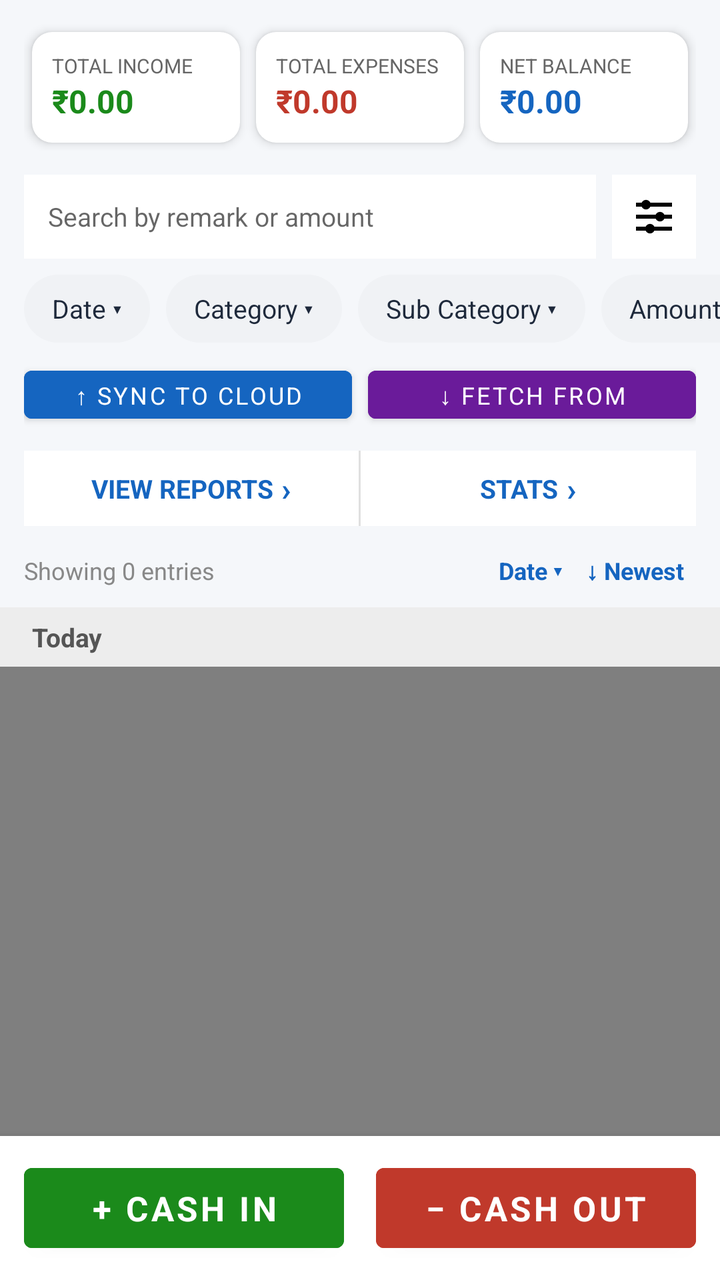
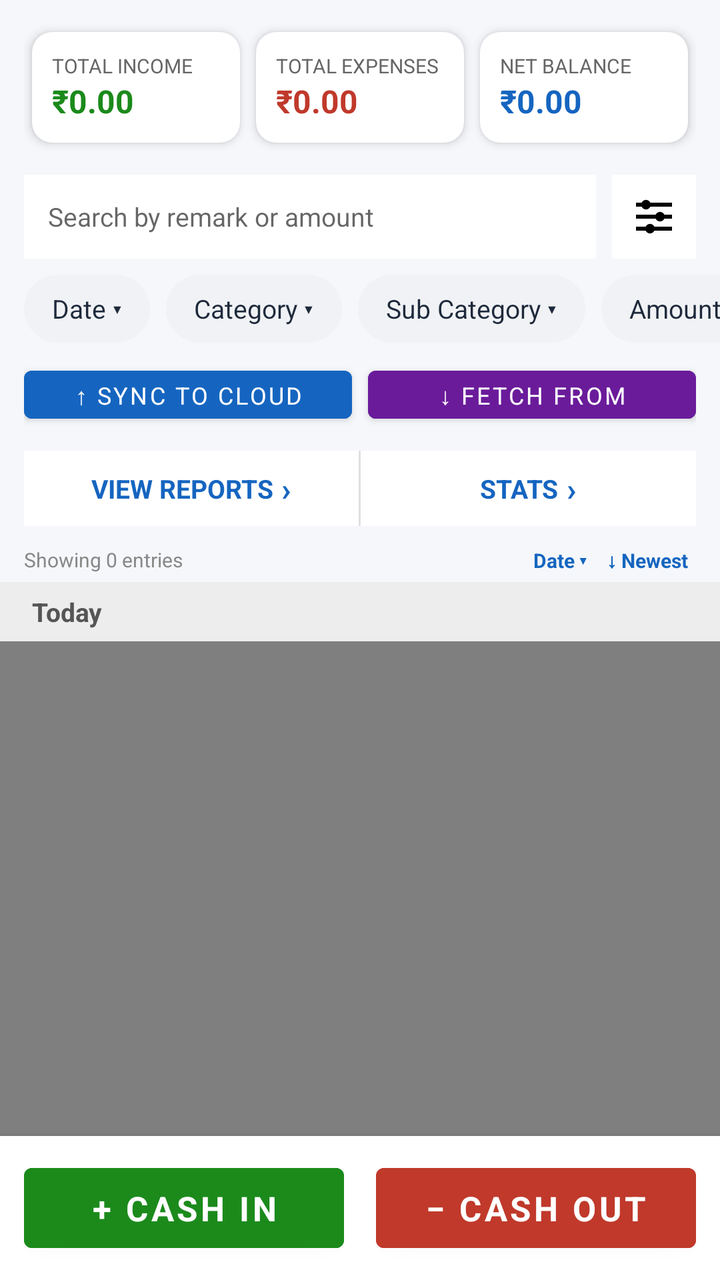

Two renders of the same Android screen: before a commit and after it. Below are the layout's source before the change and the commit's diff.
<!-- AndroidManifest.xml: application theme Theme.ExpenseOS -->
<!-- res/layout/fragment_home.xml -->
<?xml version="1.0" encoding="utf-8"?>
<androidx.coordinatorlayout.widget.CoordinatorLayout xmlns:android="http://schemas.android.com/apk/res/android"
    xmlns:app="http://schemas.android.com/apk/res-auto"
    android:layout_width="match_parent"
    android:layout_height="match_parent"
    android:background="#F5F7FA">

    <com.google.android.material.appbar.AppBarLayout
        android:id="@+id/appBarLayout"
        android:layout_width="match_parent"
        android:layout_height="wrap_content"
        android:background="@android:color/transparent"
        app:elevation="0dp">

        
        <LinearLayout
            android:layout_width="match_parent"
            android:layout_height="wrap_content"
            android:orientation="vertical"
            app:layout_scrollFlags="scroll|enterAlways">

            
            <LinearLayout
                android:layout_width="match_parent"
                android:layout_height="wrap_content"
                android:orientation="horizontal"
                android:padding="12dp"
                android:gravity="center">

                <androidx.cardview.widget.CardView
                    android:layout_width="0dp"
                    android:layout_height="wrap_content"
                    android:layout_weight="1"
                    android:layout_margin="4dp"
                    app:cardCornerRadius="10dp"
                    app:cardElevation="3dp">

                    <LinearLayout
                        android:layout_width="match_parent"
                        android:layout_height="wrap_content"
                        android:orientation="vertical"
                        android:padding="10dp">

                        <TextView
                            android:layout_width="wrap_content"
                            android:layout_height="wrap_content"
                            android:text="TOTAL INCOME"
                            android:textSize="10sp"
                            android:textColor="#666" />

                        <TextView
                            android:id="@+id/tv_total_income"
                            android:layout_width="wrap_content"
                            android:layout_height="wrap_content"
                            android:text="₹0.00"
                            android:textColor="#1B8A1B"
                            android:textSize="16sp"
                            android:textStyle="bold" />
                    </LinearLayout>
                </androidx.cardview.widget.CardView>

                <androidx.cardview.widget.CardView
                    android:layout_width="0dp"
                    android:layout_height="wrap_content"
                    android:layout_weight="1"
                    android:layout_margin="4dp"
                    app:cardCornerRadius="10dp"
                    app:cardElevation="3dp">

                    <LinearLayout
                        android:layout_width="match_parent"
                        android:layout_height="wrap_content"
                        android:orientation="vertical"
                        android:padding="10dp">

                        <TextView
                            android:layout_width="wrap_content"
                            android:layout_height="wrap_content"
                            android:text="TOTAL EXPENSES"
                            android:textSize="10sp"
                            android:textColor="#666" />

                        <TextView
                            android:id="@+id/tv_total_expense"
                            android:layout_width="wrap_content"
                            android:layout_height="wrap_content"
                            android:text="₹0.00"
                            android:textColor="#C0392B"
                            android:textSize="16sp"
                            android:textStyle="bold" />
                    </LinearLayout>
                </androidx.cardview.widget.CardView>

                <androidx.cardview.widget.CardView
                    android:layout_width="0dp"
                    android:layout_height="wrap_content"
                    android:layout_weight="1"
                    android:layout_margin="4dp"
                    app:cardCornerRadius="10dp"
                    app:cardElevation="3dp">

                    <LinearLayout
                        android:layout_width="match_parent"
                        android:layout_height="wrap_content"
                        android:orientation="vertical"
                        android:padding="10dp">

                        <TextView
                            android:layout_width="wrap_content"
                            android:layout_height="wrap_content"
                            android:text="NET BALANCE"
                            android:textSize="10sp"
                            android:textColor="#666" />

                        <TextView
                            android:id="@+id/tv_net_balance"
                            android:layout_width="wrap_content"
                            android:layout_height="wrap_content"
                            android:text="₹0.00"
                            android:textColor="#1565C0"
                            android:textSize="16sp"
                            android:textStyle="bold" />
                    </LinearLayout>
                </androidx.cardview.widget.CardView>
            </LinearLayout>

            
            <LinearLayout
                android:layout_width="match_parent"
                android:layout_height="wrap_content"
                android:layout_marginHorizontal="12dp"
                android:layout_marginBottom="8dp"
                android:gravity="center_vertical"
                android:orientation="horizontal">

                <EditText
                    android:id="@+id/etTxnSearch"
                    android:layout_width="0dp"
                    android:layout_height="42dp"
                    android:layout_weight="1"
                    android:background="@android:color/white"
                    android:hint="Search by remark or amount"
                    android:imeOptions="actionSearch"
                    android:inputType="text"
                    android:paddingHorizontal="12dp"
                    android:singleLine="true"
                    android:textSize="13sp" />

                <ImageButton
                    android:id="@+id/btnTxnFilter"
                    android:layout_width="42dp"
                    android:layout_height="42dp"
                    android:layout_marginStart="8dp"
                    android:background="@android:color/white"
                    android:contentDescription="Filter"
                    android:padding="9dp"
                    android:src="@drawable/ic_filter" />
            </LinearLayout>

            
            <HorizontalScrollView
                android:layout_width="match_parent"
                android:layout_height="wrap_content"
                android:layout_marginBottom="8dp"
                android:scrollbars="none">

                <LinearLayout
                    android:layout_width="wrap_content"
                    android:layout_height="wrap_content"
                    android:orientation="horizontal"
                    android:paddingStart="12dp"
                    android:paddingEnd="12dp">

                    <TextView
                        android:id="@+id/chipDate"
                        android:layout_width="wrap_content"
                        android:layout_height="wrap_content"
                        android:layout_marginEnd="8dp"
                        android:background="@drawable/bg_filter_chip"
                        android:paddingHorizontal="14dp"
                        android:paddingVertical="8dp"
                        android:text="Date ▾"
                        android:textColor="@color/text"
                        android:textSize="13sp" />

                    <TextView
                        android:id="@+id/chipCategory"
                        android:layout_width="wrap_content"
                        android:layout_height="wrap_content"
                        android:layout_marginEnd="8dp"
                        android:background="@drawable/bg_filter_chip"
                        android:paddingHorizontal="14dp"
                        android:paddingVertical="8dp"
                        android:text="Category ▾"
                        android:textColor="@color/text"
                        android:textSize="13sp" />

                    <TextView
                        android:id="@+id/chipSubCategory"
                        android:layout_width="wrap_content"
                        android:layout_height="wrap_content"
                        android:layout_marginEnd="8dp"
                        android:background="@drawable/bg_filter_chip"
                        android:paddingHorizontal="14dp"
                        android:paddingVertical="8dp"
                        android:text="Sub Category ▾"
                        android:textColor="@color/text"
                        android:textSize="13sp" />

                    <TextView
                        android:id="@+id/chipAmount"
                        android:layout_width="wrap_content"
                        android:layout_height="wrap_content"
                        android:layout_marginEnd="8dp"
                        android:background="@drawable/bg_filter_chip"
                        android:paddingHorizontal="14dp"
                        android:paddingVertical="8dp"
                        android:text="Amount ▾"
                        android:textColor="@color/text"
                        android:textSize="13sp" />

                    <TextView
                        android:id="@+id/chipPaymentType"
                        android:layout_width="wrap_content"
                        android:layout_height="wrap_content"
                        android:background="@drawable/bg_filter_chip"
                        android:paddingHorizontal="12dp"
                        android:paddingVertical="6dp"
                        android:text="Payment Type ▾"
                        android:textColor="@color/text"
                        android:textSize="12sp" />
                </LinearLayout>
            </HorizontalScrollView>

            
            <LinearLayout
                android:layout_width="match_parent"
                android:layout_height="wrap_content"
                android:orientation="horizontal"
                android:paddingHorizontal="12dp"
                android:paddingBottom="10dp">

                <Button
                    android:id="@+id/btn_sync_cloud"
                    android:layout_width="0dp"
                    android:layout_height="36dp"
                    android:layout_weight="1"
                    android:layout_marginEnd="4dp"
                    android:text="↑ Sync to Cloud"
                    android:backgroundTint="#1565C0"
                    android:textColor="@android:color/white"
                    android:textSize="12sp" />

                <Button
                    android:id="@+id/btn_fetch_cloud"
                    android:layout_width="0dp"
                    android:layout_height="36dp"
                    android:layout_weight="1"
                    android:layout_marginStart="4dp"
                    android:text="↓ Fetch from Cloud"
                    android:backgroundTint="#6A1B9A"
                    android:textColor="@android:color/white"
                    android:textSize="12sp" />
            </LinearLayout>

            
            <LinearLayout
                android:layout_width="match_parent"
                android:layout_height="wrap_content"
                android:layout_marginHorizontal="12dp"
                android:layout_marginBottom="8dp"
                android:background="@android:color/white"
                android:orientation="horizontal">

                <LinearLayout
                    android:id="@+id/rowViewReports"
                    android:layout_width="0dp"
                    android:layout_height="wrap_content"
                    android:layout_weight="1"
                    android:clickable="true"
                    android:focusable="true"
                    android:gravity="center"
                    android:orientation="horizontal"
                    android:paddingHorizontal="12dp"
                    android:paddingVertical="8dp">

                    <TextView
                        android:layout_width="wrap_content"
                        android:layout_height="wrap_content"
                        android:text="VIEW REPORTS"
                        android:textColor="#1565C0"
                        android:textSize="13sp"
                        android:textStyle="bold" />

                    <TextView
                        android:layout_width="wrap_content"
                        android:layout_height="wrap_content"
                        android:layout_marginStart="4dp"
                        android:text="›"
                        android:textColor="#1565C0"
                        android:textSize="16sp"
                        android:textStyle="bold" />
                </LinearLayout>

                <View
                    android:layout_width="1dp"
                    android:layout_height="match_parent"
                    android:background="#E0E0E0" />

                <LinearLayout
                    android:id="@+id/rowStats"
                    android:layout_width="0dp"
                    android:layout_height="match_parent"
                    android:layout_weight="1"
                    android:clickable="true"
                    android:focusable="true"
                    android:gravity="center"
                    android:orientation="horizontal"
                    android:paddingHorizontal="12dp"
                    android:paddingVertical="8dp">

                    <TextView
                        android:layout_width="wrap_content"
                        android:layout_height="wrap_content"
                        android:text="STATS"
                        android:textColor="#1565C0"
                        android:textSize="13sp"
                        android:textStyle="bold" />

                    <TextView
                        android:layout_width="wrap_content"
                        android:layout_height="wrap_content"
                        android:layout_marginStart="4dp"
                        android:text="›"
                        android:textColor="#1565C0"
                        android:textSize="16sp"
                        android:textStyle="bold" />
                </LinearLayout>
            </LinearLayout>

            
            <LinearLayout
                android:layout_width="match_parent"
                android:layout_height="wrap_content"
                android:layout_marginHorizontal="12dp"
                android:layout_marginBottom="4dp"
                android:gravity="center_vertical"
                android:orientation="horizontal"
                android:paddingVertical="2dp">

                <TextView
                    android:id="@+id/tvEntryCount"
                    android:layout_width="0dp"
                    android:layout_height="wrap_content"
                    android:layout_weight="1"
                    android:text="Showing 0 entries"
                    android:textColor="#888"
                    android:textSize="12sp" />

                <TextView
                    android:id="@+id/btnSortField"
                    android:layout_width="wrap_content"
                    android:layout_height="wrap_content"
                    android:background="?attr/selectableItemBackground"
                    android:clickable="true"
                    android:focusable="true"
                    android:paddingHorizontal="6dp"
                    android:paddingVertical="4dp"
                    android:text="Date ▾"
                    android:textColor="#1565C0"
                    android:textSize="12sp"
                    android:textStyle="bold" />

                <TextView
                    android:id="@+id/btnSortToggle"
                    android:layout_width="wrap_content"
                    android:layout_height="wrap_content"
                    android:background="?attr/selectableItemBackground"
                    android:clickable="true"
                    android:focusable="true"
                    android:paddingHorizontal="6dp"
                    android:paddingVertical="4dp"
                    android:text="↓ Newest"
                    android:textColor="#1565C0"
                    android:textSize="12sp"
                    android:textStyle="bold" />
            </LinearLayout>

        </LinearLayout>

        
        <TextView
            android:id="@+id/tvStickyDateHeader"
            android:layout_width="match_parent"
            android:layout_height="wrap_content"
            android:background="#EDEDED"
            android:paddingHorizontal="16dp"
            android:paddingVertical="6dp"
            android:textColor="#555555"
            android:textSize="13sp"
            android:textStyle="bold"
            android:text="Today" />

    </com.google.android.material.appbar.AppBarLayout>

    
    <androidx.swiperefreshlayout.widget.SwipeRefreshLayout
        android:id="@+id/swipe_refresh"
        android:layout_width="match_parent"
        android:layout_height="match_parent"
        android:layout_marginBottom="72dp"
        app:layout_behavior="@string/appbar_scrolling_view_behavior">

        <androidx.recyclerview.widget.RecyclerView
            android:id="@+id/rv_transactions"
            android:layout_width="match_parent"
            android:layout_height="match_parent"
            android:clipToPadding="false"
            android:paddingHorizontal="8dp"
            android:paddingBottom="8dp" />
    </androidx.swiperefreshlayout.widget.SwipeRefreshLayout>

    
    <LinearLayout
        android:layout_width="match_parent"
        android:layout_height="72dp"
        android:layout_gravity="bottom"
        android:orientation="horizontal"
        android:background="@android:color/white"
        android:elevation="8dp"
        android:paddingHorizontal="12dp"
        android:paddingVertical="10dp">

        <Button
            android:id="@+id/btn_add_income"
            android:layout_width="0dp"
            android:layout_height="match_parent"
            android:layout_weight="1"
            android:layout_marginEnd="8dp"
            android:text="+ CASH IN"
            android:backgroundTint="#1B8A1B"
            android:textColor="@android:color/white"
            android:textSize="17sp"
            android:textStyle="bold" />

        <Button
            android:id="@+id/btn_add_expense"
            android:layout_width="0dp"
            android:layout_height="match_parent"
            android:layout_weight="1"
            android:layout_marginStart="8dp"
            android:text="− CASH OUT"
            android:backgroundTint="#C0392B"
            android:textColor="@android:color/white"
            android:textSize="17sp"
            android:textStyle="bold" />
    </LinearLayout>

</androidx.coordinatorlayout.widget.CoordinatorLayout>
<!-- resources referenced by this layout -->
<resources>
  <color name="text">#1E293B</color>
  <!-- drawable bg_filter_chip (drawable) -->
  <?xml version="1.0" encoding="utf-8"?>
  <shape xmlns:android="http://schemas.android.com/apk/res/android"
      android:shape="rectangle">
      <solid android:color="#F0F2F5" />
      <corners android:radius="20dp" />
  </shape>
  <!-- drawable ic_filter (drawable) -->
  <?xml version="1.0" encoding="utf-8"?>
  <vector xmlns:android="http://schemas.android.com/apk/res/android"
      android:width="24dp" android:height="24dp"
      android:viewportWidth="24" android:viewportHeight="24">
  
      
      <path android:strokeColor="#000000" android:strokeWidth="2" android:pathData="M3,6 L21,6" />
      <path android:fillColor="#000000" android:pathData="M8,6m-2.4,0a2.4,2.4 0,1 1,4.8 0a2.4,2.4 0,1 1,-4.8 0" />
  
      
      <path android:strokeColor="#000000" android:strokeWidth="2" android:pathData="M3,12 L21,12" />
      <path android:fillColor="#000000" android:pathData="M15,12m-2.4,0a2.4,2.4 0,1 1,4.8 0a2.4,2.4 0,1 1,-4.8 0" />
  
      
      <path android:strokeColor="#000000" android:strokeWidth="2" android:pathData="M3,18 L21,18" />
      <path android:fillColor="#000000" android:pathData="M10,18m-2.4,0a2.4,2.4 0,1 1,4.8 0a2.4,2.4 0,1 1,-4.8 0" />
  </vector>
  <style name="Theme.ExpenseOS" parent="Theme.MaterialComponents.Light.NoActionBar">
          <item name="colorPrimary">@color/primary</item>
          <item name="colorPrimaryDark">@color/primary_dark</item>
          <item name="colorAccent">@color/primary</item>
          <item name="android:windowBackground">@color/bg</item>
          <item name="android:fontFamily">sans-serif</item>
          <item name="android:statusBarColor">@color/primary_dark</item>
      </style>
  <color name="primary">#2563EB</color>
  <color name="primary_dark">#1D4ED8</color>
  <color name="bg">#F8FAFC</color>
</resources>

<!-- the commit's change to res/layout/fragment_home.xml (unified diff, before → after) -->
@@ -339,23 +339,25 @@
             </LinearLayout>
 
             
+            
             <LinearLayout
                 android:layout_width="match_parent"
                 android:layout_height="wrap_content"
                 android:layout_marginHorizontal="12dp"
-                android:layout_marginBottom="4dp"
+                android:layout_marginBottom="2dp"
                 android:gravity="center_vertical"
-                android:orientation="horizontal"
-                android:paddingVertical="2dp">
+                android:orientation="horizontal">
 
                 <TextView
                     android:id="@+id/tvEntryCount"
                     android:layout_width="0dp"
                     android:layout_height="wrap_content"
                     android:layout_weight="1"
+                    android:singleLine="true"
+                    android:ellipsize="end"
                     android:text="Showing 0 entries"
                     android:textColor="#888"
-                    android:textSize="12sp" />
+                    android:textSize="10sp" />
 
                 <TextView
                     android:id="@+id/btnSortField"
@@ -364,25 +366,26 @@
                     android:background="?attr/selectableItemBackground"
                     android:clickable="true"
                     android:focusable="true"
-                    android:paddingHorizontal="6dp"
-                    android:paddingVertical="4dp"
+                    android:paddingHorizontal="4dp"
+                    android:paddingVertical="2dp"
                     android:text="Date ▾"
                     android:textColor="#1565C0"
-                    android:textSize="12sp"
+                    android:textSize="10sp"
                     android:textStyle="bold" />
 
                 <TextView
                     android:id="@+id/btnSortToggle"
                     android:layout_width="wrap_content"
                     android:layout_height="wrap_content"
+                    android:layout_marginStart="2dp"
                     android:background="?attr/selectableItemBackground"
                     android:clickable="true"
                     android:focusable="true"
-                    android:paddingHorizontal="6dp"
-                    android:paddingVertical="4dp"
+                    android:paddingHorizontal="4dp"
+                    android:paddingVertical="2dp"
                     android:text="↓ Newest"
                     android:textColor="#1565C0"
-                    android:textSize="12sp"
+                    android:textSize="10sp"
                     android:textStyle="bold" />
             </LinearLayout>
 
